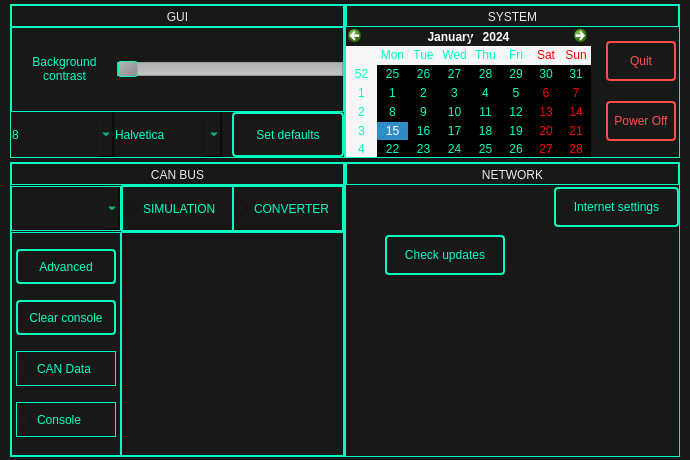
Old version of the form ui/settings.ui in the repository rozkalibrowany/vocc.
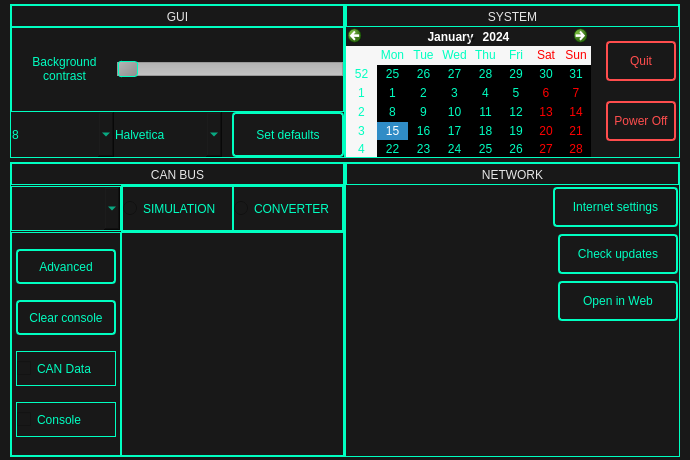
New version of the form. Icons and pictures are not drawn.

Commit message: New web browser button init

Diff of the .ui file:
```diff
--- a/ui/settings.ui
+++ b/ui/settings.ui
@@ -755,10 +755,10 @@
                  <number>0</number>
                 </property>
                 <property name="rightMargin">
-                 <number>0</number>
+                 <number>1</number>
                 </property>
                 <property name="bottomMargin">
-                 <number>3</number>
+                 <number>0</number>
                 </property>
                 <item>
                  <layout class="QHBoxLayout" name="horizontalLayout_15">
@@ -766,7 +766,7 @@
                    <number>0</number>
                   </property>
                   <property name="sizeConstraint">
-                   <enum>QLayout::SetMinimumSize</enum>
+                   <enum>QLayout::SetDefaultConstraint</enum>
                   </property>
                   <item>
                    <layout class="QVBoxLayout" name="verticalLayout_40">
@@ -926,21 +926,24 @@
                <property name="lineWidth">
                 <number>0</number>
                </property>
+               <property name="midLineWidth">
+                <number>0</number>
+               </property>
                <layout class="QVBoxLayout" name="verticalLayout_36">
                 <property name="spacing">
                  <number>0</number>
                 </property>
                 <property name="sizeConstraint">
-                 <enum>QLayout::SetFixedSize</enum>
+                 <enum>QLayout::SetDefaultConstraint</enum>
                 </property>
                 <property name="leftMargin">
                  <number>0</number>
                 </property>
                 <property name="topMargin">
-                 <number>3</number>
+                 <number>5</number>
                 </property>
                 <property name="rightMargin">
-                 <number>0</number>
+                 <number>1</number>
                 </property>
                 <property name="bottomMargin">
                  <number>0</number>
@@ -1104,7 +1107,192 @@
               </widget>
              </item>
              <item>
-              <layout class="QVBoxLayout" name="verticalLayout_17">
+              <widget class="QFrame" name="webFrame">
+               <property name="maximumSize">
+                <size>
+                 <width>16777215</width>
+                 <height>48</height>
+                </size>
+               </property>
+               <property name="styleSheet">
+                <string notr="true">border: none;</string>
+               </property>
+               <layout class="QVBoxLayout" name="verticalLayout_17">
+                <property name="spacing">
+                 <number>0</number>
+                </property>
+                <property name="leftMargin">
+                 <number>0</number>
+                </property>
+                <property name="topMargin">
+                 <number>5</number>
+                </property>
+                <property name="rightMargin">
+                 <number>1</number>
+                </property>
+                <property name="bottomMargin">
+                 <number>0</number>
+                </property>
+                <item>
+                 <layout class="QHBoxLayout" name="horizontalLayout_19">
+                  <property name="spacing">
+                   <number>0</number>
+                  </property>
+                  <item>
+                   <layout class="QVBoxLayout" name="verticalLayout_44">
+                    <property name="spacing">
+                     <number>0</number>
+                    </property>
+                    <property name="sizeConstraint">
+                     <enum>QLayout::SetMinimumSize</enum>
+                    </property>
+                    <item>
+                     <layout class="QHBoxLayout" name="horizontalLayout_20">
+                      <property name="spacing">
+                       <number>0</number>
+                      </property>
+                      <property name="leftMargin">
+                       <number>4</number>
+                      </property>
+                      <item>
+                       <layout class="QVBoxLayout" name="indLayout_2">
+                        <property name="spacing">
+                         <number>0</number>
+                        </property>
+                        <property name="sizeConstraint">
+                         <enum>QLayout::SetMinimumSize</enum>
+                        </property>
+                        <item>
+                         <widget class="QWidget" name="webIndicator" native="true">
+                          <property name="sizePolicy">
+                           <sizepolicy hsizetype="Preferred" vsizetype="Preferred">
+                            <horstretch>0</horstretch>
+                            <verstretch>0</verstretch>
+                           </sizepolicy>
+                          </property>
+                          <property name="minimumSize">
+                           <size>
+                            <width>35</width>
+                            <height>35</height>
+                           </size>
+                          </property>
+                          <property name="maximumSize">
+                           <size>
+                            <width>35</width>
+                            <height>35</height>
+                           </size>
+                          </property>
+                         </widget>
+                        </item>
+                       </layout>
+                      </item>
+                      <item>
+                       <layout class="QVBoxLayout" name="statusLayout_2">
+                        <property name="spacing">
+                         <number>0</number>
+                        </property>
+                        <property name="sizeConstraint">
+                         <enum>QLayout::SetMinimumSize</enum>
+                        </property>
+                       </layout>
+                      </item>
+                     </layout>
+                    </item>
+                   </layout>
+                  </item>
+                  <item>
+                   <widget class="QFrame" name="frame_2">
+                    <property name="maximumSize">
+                     <size>
+                      <width>117</width>
+                      <height>16777215</height>
+                     </size>
+                    </property>
+                    <property name="lineWidth">
+                     <number>0</number>
+                    </property>
+                    <layout class="QVBoxLayout" name="verticalLayout_42">
+                     <property name="spacing">
+                      <number>0</number>
+                     </property>
+                     <property name="sizeConstraint">
+                      <enum>QLayout::SetMinimumSize</enum>
+                     </property>
+                     <property name="leftMargin">
+                      <number>0</number>
+                     </property>
+                     <property name="topMargin">
+                      <number>0</number>
+                     </property>
+                     <property name="rightMargin">
+                      <number>0</number>
+                     </property>
+                     <property name="bottomMargin">
+                      <number>0</number>
+                     </property>
+                     <item>
+                      <widget class="QPushButton" name="webServer">
+                       <property name="sizePolicy">
+                        <sizepolicy hsizetype="Preferred" vsizetype="Preferred">
+                         <horstretch>0</horstretch>
+                         <verstretch>0</verstretch>
+                        </sizepolicy>
+                       </property>
+                       <property name="minimumSize">
+                        <size>
+                         <width>120</width>
+                         <height>40</height>
+                        </size>
+                       </property>
+                       <property name="maximumSize">
+                        <size>
+                         <width>125</width>
+                         <height>40</height>
+                        </size>
+                       </property>
+                       <property name="layoutDirection">
+                        <enum>Qt::LeftToRight</enum>
+                       </property>
+                       <property name="styleSheet">
+                        <string notr="true">QPushButton {
+border: 2px solid #00ffc1;
+border-radius: 4px;
+padding: 2px;
+font: 75 italic 10.5pt &quot;Halvetica&quot; ;
+color: #00ffc1;
+}
+
+QPushButton:pressed{
+border: 4px solid #00ffc1;
+border-radius: 4px;
+padding: 2px;
+font: 75 italic 10.5pt &quot;Halvetica&quot; ;
+color: #00ffc1;
+}
+
+QPushButton[notActive=&quot;true&quot;]{
+border: 2px solid #c0c0c0;
+border-radius: 4px;
+padding: 2px;
+font: 75 italic 10.5pt &quot;Halvetica&quot; ;
+color: #c0c0c0;
+}</string>
+                       </property>
+                       <property name="text">
+                        <string>Open in Web</string>
+                       </property>
+                      </widget>
+                     </item>
+                    </layout>
+                   </widget>
+                  </item>
+                 </layout>
+                </item>
+               </layout>
+              </widget>
+             </item>
+             <item>
+              <layout class="QVBoxLayout" name="verticalLayout_35">
                <item>
                 <spacer name="verticalSpacer">
                  <property name="orientation">
```
Left out of the diff: 3 changed lines with no effect on the pictures. The commit also changes 1 other file.
